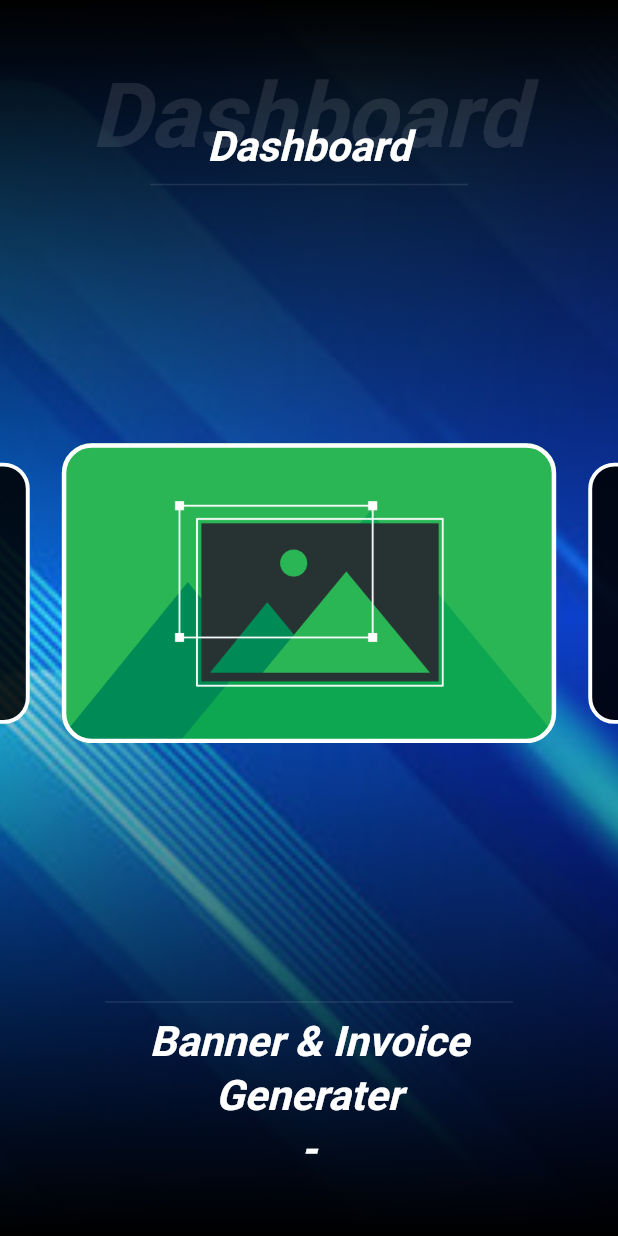
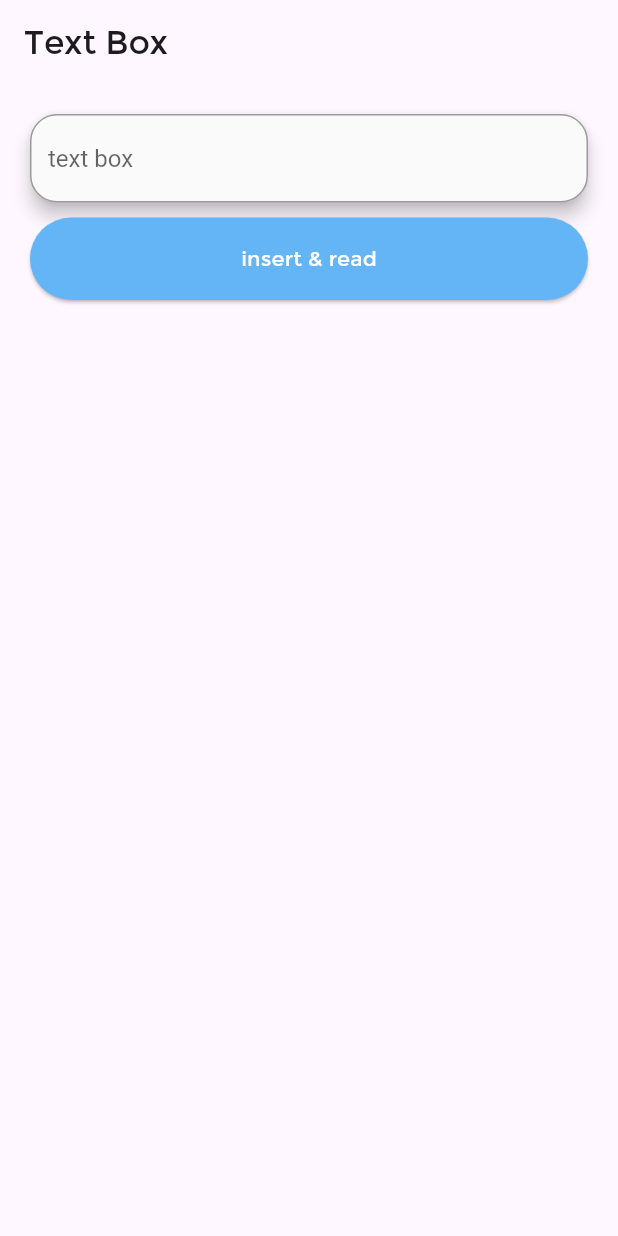
Before and after one commit to Munawer2022/Banner-Invoice-Generate-App, a Flutter app: the screen it shows after launch, on a phone screen of 412 x 824 dp. Run offline on Flutter 3.47's test engine with Material 2 defaults, Android fonts, the phone set to English and light mode, and no system bars; drawn by our look-alikes of carousel_slider; our stand-ins replace image_gallery_saver, image_picker, open_file, pdf, permission_handler, screenshot and 1 more; missing offline and left inert: add_comma, dropdown_search2; accounts and stored records are empty; Roboto replaces fonts that are missing (BebasNeue).

Commit message:
- texfield data insert & read with sqlite

```diff
--- a/lib/main.dart
+++ b/lib/main.dart
@@ -1,5 +1,6 @@
 import 'package:banner_generate/DB/service.dart';
 import 'package:banner_generate/new_banner/new_banner_text_insert.dart';
+import 'package:banner_generate/text_box/text_insert_screen.dart';
 import 'package:flutter/material.dart';
 import 'package:path/path.dart';
 import 'package:permission_handler/permission_handler.dart';
@@ -47,6 +48,6 @@ class MyApp extends StatelessWidget {
             primarySwatch: mycolor,
             fontFamily: 'Montserrat',
             useMaterial3: true),
-        home: Dahboard());
+        home: TextInsertScreen());
   }
 }
--- /dev/null
+++ b/lib/text_box/text_box_db.dart
@@ -0,0 +1,57 @@
+import 'dart:io';
+import 'package:path/path.dart';
+import 'package:path_provider/path_provider.dart';
+import 'package:sqflite/sqflite.dart';
+
+import 'text_box_model.dart';
+
+class DBTextBox {
+  static String dbName = 'textboxDatabase.db';
+  static int dbVersion = 2;
+  static String dbTable = 'myTable';
+  static const id = 'id';
+  static const name = 'name';
+  static final DBTextBox instance = DBTextBox();
+
+  static Database? _database;
+  Future<Database?> get database async {
+    _database ??= await initDB();
+    return _database;
+  }
+
+  initDB() async {
+    Directory directory = await getApplicationDocumentsDirectory();
+    String path = join(directory.path, dbName);
+    return await openDatabase(path, version: dbVersion, onCreate: onCreate);
+  }
+
+  Future onCreate(Database db, int version) async {
+    db.execute('''
+CREATE TABLE $dbTable(
+  id INTEGER PRIMARY KEY,
+  name TEXT NOT NULL
+)
+''');
+  }
+
+  // Future insert(Map<String, dynamic> row) async {
+  //   Database? db = await instance.database;
+  //   return await db!.insert(dbTable, row);
+  // }
+
+  // Future<List<Map<String, dynamic>>> read() async {
+  //   Database? db = await instance.database;
+  //   return await db!.query(dbTable);
+  // }
+  Future<TextBoxModel> insert(TextBoxModel textBoxModel) async {
+    Database? db = await instance.database;
+    await db!.insert(dbTable, textBoxModel.toMap());
+    return textBoxModel;
+  }
+
+  Future<List<TextBoxModel>> read() async {
+    Database? db = await instance.database;
+    final List<Map<String, Object?>> queryResults = await db!.query(dbTable);
+    return queryResults.map((e) => TextBoxModel.fromMap(e)).toList();
+  }
+}
--- /dev/null
+++ b/lib/text_box/text_box_model.dart
@@ -0,0 +1,20 @@
+class TextBoxModel {
+  final int? id;
+  final String name;
+
+  TextBoxModel({
+    this.id,
+    required this.name,
+  });
+
+  TextBoxModel.fromMap(Map<String, dynamic> json)
+      : id = json['id'],
+        name = json['name'];
+
+  Map<String, Object?> toMap() {
+    return {
+      'id': id,
+      'name': name,
+    };
+  }
+}
--- /dev/null
+++ b/lib/text_box/text_insert_screen.dart
@@ -0,0 +1,98 @@
+import 'package:banner_generate/text_box/text_box_model.dart';
+import 'package:banner_generate/text_box/text_read_screen.dart';
+import 'package:banner_generate/utils.dart';
+import 'package:flutter/cupertino.dart';
+import 'package:flutter/material.dart';
+
+import 'text_box_db.dart';
+
+class TextInsertScreen extends StatefulWidget {
+  TextInsertScreen({super.key});
+
+  @override
+  State<TextInsertScreen> createState() => _TextInsertScreenState();
+}
+
+class _TextInsertScreenState extends State<TextInsertScreen> {
+  TextEditingController textEditingController = TextEditingController();
+
+  // bool load = false;
+  DBTextBox? dbTextBox;
+  // Future<List<TextBoxModel>>? textboxmodel;
+  @override
+  void initState() {
+    super.initState();
+    dbTextBox = DBTextBox();
+    // loadData();
+  }
+
+  // loadData() async {
+  //   textboxmodel = dbTextBox!.read();
+  // }
+
+  @override
+  Widget build(BuildContext context) {
+    return SafeArea(
+      child: Scaffold(
+        appBar: AppBar(
+          title: const Text('Text Box'),
+        ),
+        body: SingleChildScrollView(
+          child: Padding(
+            padding: const EdgeInsets.all(20.0),
+            child: Column(
+              children: [
+                TextFieldForm(
+                  keyboardType: TextInputType.text,
+                  validator: (value) {
+                    if (value!.isEmpty) {
+                      return 'text box';
+                    } else {
+                      return null;
+                    }
+                  },
+                  controller: textEditingController,
+                  hintText: 'text box',
+                ),
+                const SizedBox(
+                  height: 10,
+                ),
+                button(
+                  'insert & read',
+                  () {
+                    AppNavigator().push(context, const TextReadScreen());
+                    dbTextBox
+                        ?.insert(TextBoxModel(name: textEditingController.text))
+                        .then((value) => print('save'))
+                        .onError(
+                            (error, stackTrace) => print('not save $error'));
+                    // print(loadData());
+                  },
+                ),
+                const SizedBox(height: 10),
+                // FutureBuilder(
+                //     future: textboxmodel,
+                //     builder:
+                //         (context, AsyncSnapshot<List<TextBoxModel>> snapshot) {
+                //       return snapshot.connectionState == ConnectionState.waiting
+                //           ? const Center(child: Text('loading...'))
+                //           : SizedBox(
+                //               height: 300,
+                //               width: double.infinity,
+                //               child: ListView.builder(
+                //                   itemCount: snapshot.data?.length,
+                //                   itemBuilder: (context, index) =>
+                //                       snapshot.data == null
+                //                           ? null
+                //                           : Text(snapshot.data![index].name
+                //                               .toString())),
+                //             );
+                //     })
+              ],
+            ),
+          ),
+        ),
+      ),
+    );
+  }
+}
```
Also changed, not shown: lib/text_box/text_read_screen.dart (added, +54 -0 lines).
